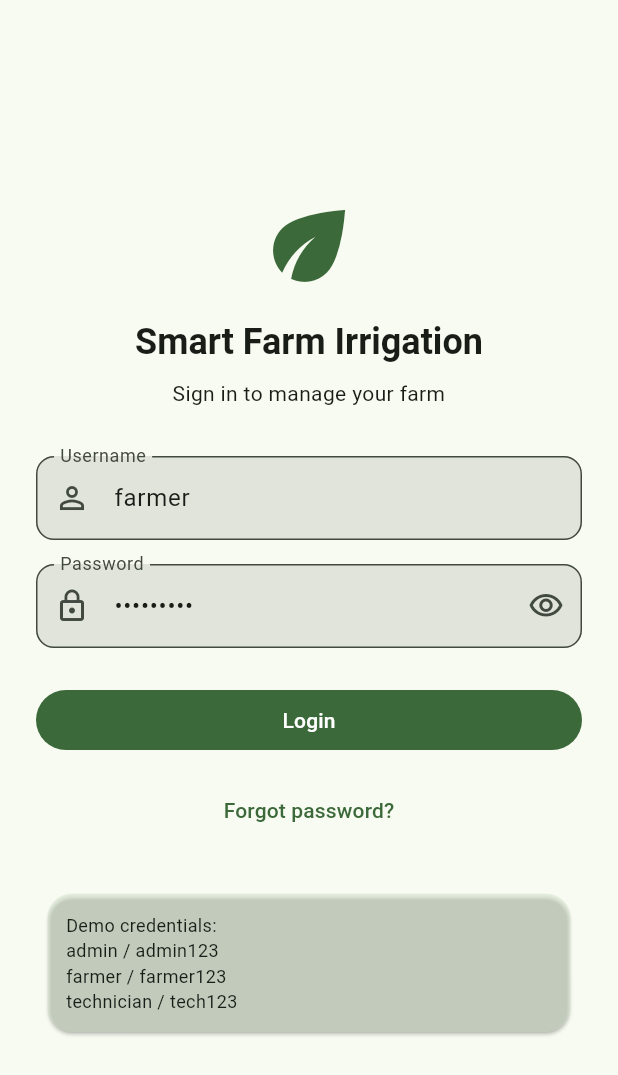
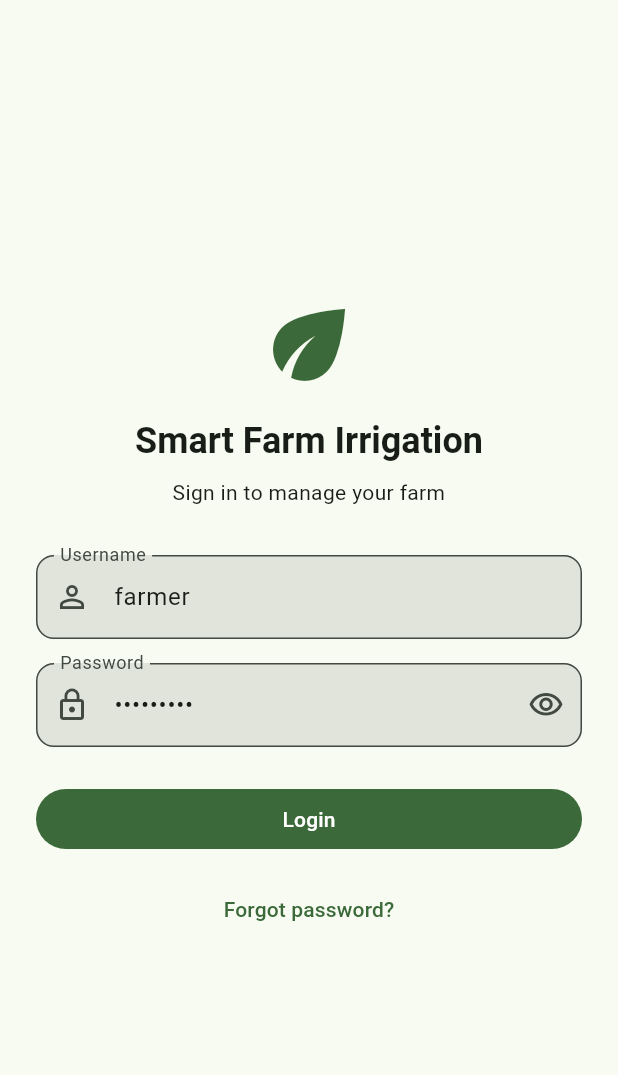
Before and after one commit to sanjay-1546/smart-irrigation-app, a Flutter app: the screen it shows after launch, on a phone screen of 412 x 824 dp. Shown: the top 1075 px of the screen. Run offline on Flutter 3.47's test engine with Material 3 defaults, Android fonts, the light colour scheme and no system bars; our stand-ins replace fl_chart, flutter_secure_storage, responsive_framework, shared_preferences, table_calendar; accounts and stored records are empty.

Commit message:
Remove demo credentials section from login screen

```diff
--- a/lib/presentation/screens/auth/login_screen.dart
+++ b/lib/presentation/screens/auth/login_screen.dart
@@ -121,20 +121,20 @@ class _LoginScreenState extends State<LoginScreen> {
                           Navigator.of(context).pushNamed(AppRoutes.forgotPassword),
                       child: const Text('Forgot password?'),
                     ),
-                    const SizedBox(height: 24),
-                    Card(
-                      color: colorScheme.secondaryContainer.withValues(alpha: 0.4),
-                      child: const Padding(
-                        padding: EdgeInsets.all(12),
-                        child: Text(
-                          'Demo credentials:\n'
-                          'admin / admin123\n'
-                          'farmer / farmer123\n'
-                          'technician / tech123',
-                          style: TextStyle(fontSize: 12),
-                        ),
-                      ),
-                    ),
+                    // const SizedBox(height: 24),
+                    // Card(
+                    //   color: colorScheme.secondaryContainer.withValues(alpha: 0.4),
+                    //   child: const Padding(
+                    //     padding: EdgeInsets.all(12),
+                    //     child: Text(
+                    //       'Demo credentials:\n'
+                    //       'admin / admin123\n'
+                    //       'farmer / farmer123\n'
+                    //       'technician / tech123',
+                    //       style: TextStyle(fontSize: 12),
+                    //     ),
+                    //   ),
+                    // ),
                   ],
                 ),
               ),
```
